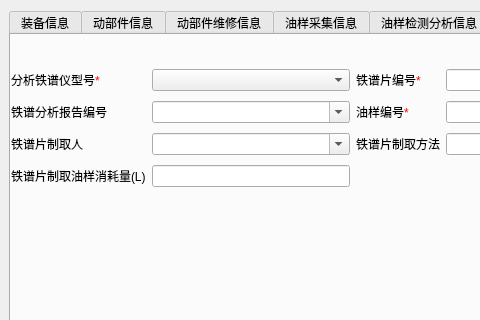
Qt form imageproperties.ui (WooodHead/labelling3) before a commit; both pictures show x 0 to 480 and y 0 to 320 of the 1166 by 468 pixel window.
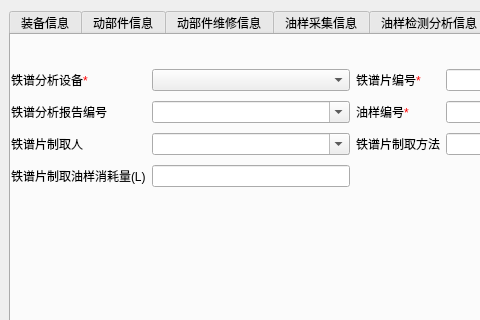
The same form after that commit. The open tabs and pages were chosen to show the change.

Diff of the .ui file:
```diff
--- a/imageproperties.ui
+++ b/imageproperties.ui
@@ -1077,7 +1077,7 @@
       <item row="0" column="0">
        <widget class="QLabel" name="label_48">
         <property name="text">
-         <string>&lt;html&gt;&lt;head/&gt;&lt;body&gt;&lt;p&gt;分析铁谱仪型号&lt;span style=&quot; color:#ff0000;&quot;&gt;*&lt;/span&gt;&lt;/p&gt;&lt;/body&gt;&lt;/html&gt;</string>
+         <string>&lt;html&gt;&lt;head/&gt;&lt;body&gt;&lt;p&gt;铁谱分析设备&lt;span style=&quot; color:#ff0000;&quot;&gt;*&lt;/span&gt;&lt;/p&gt;&lt;/body&gt;&lt;/html&gt;</string>
         </property>
        </widget>
       </item>
```
Left out of the diff: 2 changed lines with no effect on the pictures.
